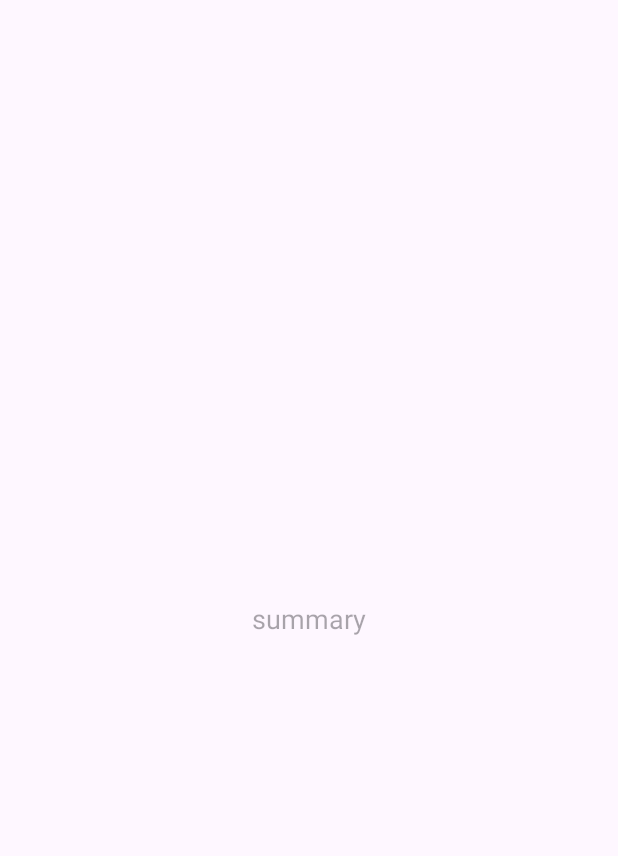
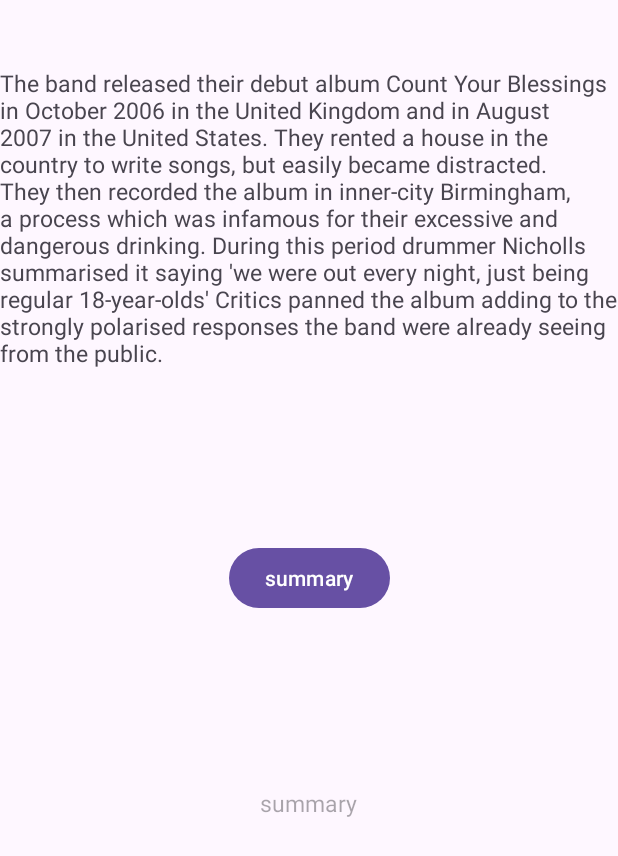
Before and after one commit to a-lexandra/notes_speech, an Android app: the chat_gpt screen opened directly, with no data from a screen before it, on a phone screen of 412 x 824 dp. Before the commit the part shown is almost empty. Shown: the top 856 px of the screen. Run offline under Robolectric (Android 15) with nearby library versions, the phone set to English and light mode, and no system bars; our stand-ins replace Volley.

Commit message:
29.04.2025

```diff
--- a/app/build.gradle.kts
+++ b/app/build.gradle.kts
@@ -42,4 +42,7 @@ dependencies {
     androidTestImplementation(libs.ext.junit)
     androidTestImplementation(libs.espresso.core)
     implementation ("org.mongodb:mongodb-driver-sync:4.4.0")
+    implementation("com.squareup.okhttp3:okhttp:4.12.0")
+    implementation ("com.google.code.gson:gson:2.11.0")
+
 }
--- a/app/src/main/AndroidManifest.xml
+++ b/app/src/main/AndroidManifest.xml
@@ -1,6 +1,8 @@
 <?xml version="1.0" encoding="utf-8"?>
 <manifest xmlns:android="http://schemas.android.com/apk/res/android"
     xmlns:tools="http://schemas.android.com/tools">
+
+    <uses-permission android:name="android.permission.INTERNET" />
 
     <application
         android:allowBackup="true"
@@ -11,6 +13,9 @@
         android:supportsRtl="true"
         android:theme="@style/Theme.NotesSpeech"
         tools:targetApi="31">
+        <activity
+            android:name=".test"
+            android:exported="false" />
         <activity
             android:name=".chat_gpt"
             android:exported="false" />
--- /dev/null
+++ b/app/src/main/java/com/example/notesspeech/OpenAIService.java
@@ -0,0 +1,54 @@
+package com.example.notesspeech;
+
+import android.os.Bundle;
+import android.view.View;
+import android.widget.EditText;
+import android.widget.TextView;
+
+import androidx.annotation.Nullable;
+import androidx.appcompat.app.AppCompatActivity;
+
+import com.google.gson.Gson;
+import com.google.gson.JsonArray;
+import com.google.gson.JsonObject;
+
+import okhttp3.MediaType;
+import okhttp3.OkHttpClient;
+import okhttp3.Callback;
+import okhttp3.Request;
+import okhttp3.RequestBody;
+
+public class OpenAIService extends AppCompatActivity {
+    //openai
+    private static final String APIKey = "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";
+    private static final String APIUrl = "https://api.openai.com/v1/chat/completions";
+
+    //request
+    private final OkHttpClient client = new OkHttpClient();
+    private final Gson gson = new Gson();
+    TextView text;
+
+    @Override
+    protected void onCreate(Bundle savedInstanceState) {
+        super.onCreate(savedInstanceState);
+        View view = getLayoutInflater().inflate(R.layout.activity_test, null);
+        text = (TextView) view.findViewById(R.id.testText);
+    }
+
+    public void sendMessage(String UserMessage, Callback callback){
+        JsonObject jsonObject = new JsonObject();
+        jsonObject.addProperty("model", "gpt-3.5-turbo");
+        JsonArray messages = new JsonArray();
+        JsonObject messagesObj = new JsonObject();
+        messagesObj.addProperty("role", "user");
+        messagesObj.addProperty("content", "summarize the following text: " + text);
+        messages.add(messagesObj);
+        jsonObject.add("messages", messages);
+
+        RequestBody body = RequestBody.create(jsonObject.toString(), MediaType.get("application/json; charset=utf-8"));
+
+        Request request = new Request.Builder().url(APIUrl).addHeader("Authorization", "Bearer" + APIKey).post(body).build();
+
+        client.newCall(request).enqueue(callback);
+    }
+}
--- a/app/src/main/java/com/example/notesspeech/chat_gpt.java
+++ b/app/src/main/java/com/example/notesspeech/chat_gpt.java
@@ -1,51 +1,112 @@
 package com.example.notesspeech;
 
 import android.os.Bundle;
+import android.util.Log;
 import android.view.View;
+import android.widget.Button;
+import android.widget.EditText;
 import android.widget.TextView;
 
 import androidx.activity.EdgeToEdge;
+import androidx.annotation.NonNull;
 import androidx.appcompat.app.AppCompatActivity;
 
 import com.android.volley.AuthFailureError;
 import com.android.volley.DefaultRetryPolicy;
 import com.android.volley.NetworkResponse;
 import com.android.volley.Request;
-import com.android.volley.Response;
 import com.android.volley.RetryPolicy;
 import com.android.volley.VolleyError;
 import com.android.volley.toolbox.JsonObjectRequest;
 import com.android.volley.toolbox.Volley;
+import com.google.gson.JsonArray;
+import com.google.gson.JsonObject;
 
 import org.json.JSONArray;
 import org.json.JSONException;
 import org.json.JSONObject;
 
+import java.io.IOException;
 import java.util.HashMap;
+import java.util.Locale;
 import java.util.Map;
 
+import okhttp3.Call;
+import okhttp3.Callback;
+import okhttp3.Response;
+
 public class chat_gpt extends AppCompatActivity {
-
+    private OpenAIService openAIService;
     private TextView text;
-
-    //chatgpt summary
     private TextView summary;
-    private String stringURLEndPoint = "https://api.openai.com/v1/chat/completions";
+    /*private String stringURLEndPoint = "https://api.openai.com/v1/chat/completions";
     private String stringAPIKey = "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";
-    private String stringOutput="";
+    private String stringOutput="";*/
 
     @Override
     protected void onCreate(Bundle savedInstanceState) {
         super.onCreate(savedInstanceState);
-        setContentView(R.layout.activity_chat_gpt);
+        //setContentView(R.layout.activity_chat_gpt);
+        setContentView(R.layout.activity_test);
 
-        summary = findViewById(R.id.summary);
+        openAIService = new OpenAIService();
+        //View view = getLayoutInflater().inflate(R.layout.activity_main2, null);
+        //text = (EditText) view.findViewById(R.id.speech);
+        text = (TextView) findViewById(R.id.summaryTEST);
+        //summary = findViewById(R.id.summary);
+        summary = findViewById(R.id.summaryTEST);
 
-        View view = getLayoutInflater().inflate(R.layout.activity_main2, null);
-        text = (TextView) view.findViewById(R.id.speech);
+
+        Button buttonTest = findViewById(R.id.buttonTEST);
+
+        buttonTest.setOnClickListener(v -> {
+            String msg = String.valueOf(text);
+            if(!msg.isEmpty()){
+                openAIService.sendMessage(msg, new Callback() {
+                    @Override
+                    public void onFailure(@NonNull Call call, @NonNull IOException e) {
+                        Log.e("OpenAI-Error", "API call failed", e);
+                        runOnUiThread(() -> summary.setText("Error: " + e.getMessage()));
+                    }
+
+                    @Override
+                    public void onResponse(@NonNull Call call, @NonNull Response response) throws IOException {
+                        String responseBody = response.body().string();
+                        if (response.isSuccessful()){
+
+                            Log.d("OpenAI-Response", responseBody);
+                            runOnUiThread(() -> {
+                                summary.setText(parseResponse(responseBody));
+                            });
+                        } else {
+                            Log.e("OpenAI-Error", "API Error: " + response.code() + " Body: " + responseBody);
+                                runOnUiThread(() -> summary.setText("API Error: " + response.code()));
+                        }
+
+                        //String responseBody = response.body().string();
+                        //runOnUiThread(()-> summary.setText(parseResponse(responseBody)));
+                    }
+                });
+            }
+        });
     }
 
-    public void chatGPT(View view){
+
+    private String parseResponse(String responseBody){
+        try{
+            JsonObject jsonObject = new JsonObject();
+            JsonArray choices = jsonObject.getAsJsonArray("choices");
+
+            if(choices != null && choices.size()>0){
+                return choices.get(0).getAsJsonObject().getAsJsonObject("message").get("content").getAsString();
+            }
+        } catch (Exception e){
+            return "Error parsing response";
+        }
+        return "No response from AI";
+    }
+
+    /*public void chatGPT(View view){
         JSONObject jsonObject = new JSONObject();
 
         try {
@@ -105,5 +166,5 @@ public class chat_gpt extends AppCompatActivity {
         jsonObjectRequest.setRetryPolicy(retryPolicy);
 
         Volley.newRequestQueue(getApplicationContext()).add(jsonObjectRequest);
-    }
+    }*/
 }
--- a/app/src/main/java/com/example/notesspeech/create_account.java
+++ b/app/src/main/java/com/example/notesspeech/create_account.java
@@ -9,6 +9,12 @@ import androidx.core.view.ViewCompat;
 import androidx.core.view.WindowInsetsCompat;
 
 public class create_account extends AppCompatActivity {
+
+    //flatter -> android studio
+    //dart programming language
+    //created a web page i think
+    //wants to create an android app
+    //will be excused from english classes and dirigentie and tic
 
     @Override
     protected void onCreate(Bundle savedInstanceState) {
--- /dev/null
+++ b/app/src/main/res/layout/activity_test.xml
@@ -0,0 +1,44 @@
+<?xml version="1.0" encoding="utf-8"?>
+<androidx.constraintlayout.widget.ConstraintLayout xmlns:android="http://schemas.android.com/apk/res/android"
+    xmlns:app="http://schemas.android.com/apk/res-auto"
+    xmlns:tools="http://schemas.android.com/tools"
+    android:id="@+id/main"
+    android:layout_width="match_parent"
+    android:layout_height="match_parent"
+    tools:context=".test">
+
+    <TextView
+        android:id="@+id/testText"
+        android:layout_width="wrap_content"
+        android:layout_height="wrap_content"
+        android:text="The band released their debut album Count Your Blessings in October 2006 in the United Kingdom and in August 2007 in the United States. They rented a house in the country to write songs, but easily became distracted. They then recorded the album in inner-city Birmingham, a process which was infamous for their excessive and dangerous drinking. During this period drummer Nicholls summarised it saying 'we were out every night, just being regular 18-year-olds' Critics panned the album adding to the strongly polarised responses the band were already seeing from the public."
+        android:textSize="15dp"
+        app:layout_constraintBottom_toBottomOf="parent"
+        app:layout_constraintEnd_toEndOf="parent"
+        app:layout_constraintHorizontal_bias="0.0"
+        app:layout_constraintStart_toStartOf="parent"
+        app:layout_constraintTop_toTopOf="parent"
+        app:layout_constraintVertical_bias="0.072" />
+
+    <TextView
+        android:id="@+id/summaryTEST"
+        android:layout_width="wrap_content"
+        android:layout_height="wrap_content"
+        android:hint="summary"
+        android:textSize="15dp"
+        app:layout_constraintBottom_toBottomOf="parent"
+        app:layout_constraintEnd_toEndOf="parent"
+        app:layout_constraintStart_toStartOf="parent"
+        app:layout_constraintTop_toBottomOf="@+id/testText" />
+
+    <Button
+        android:id="@+id/buttonTEST"
+        android:layout_width="wrap_content"
+        android:layout_height="wrap_content"
+        android:text="summary"
+        app:layout_constraintBottom_toTopOf="@+id/summaryTEST"
+        app:layout_constraintEnd_toEndOf="parent"
+        app:layout_constraintStart_toStartOf="parent"
+        app:layout_constraintTop_toBottomOf="@+id/testText" />
+
+</androidx.constraintlayout.widget.ConstraintLayout>
```
Also changed, not shown: app/src/main/java/com/example/notesspeech/MainActivity.java (+9 -0 lines), app/src/main/java/com/example/notesspeech/mongodb.java (+11 -11 lines), app/src/main/java/com/example/notesspeech/mysql.java (added, +15 -0 lines), app/src/main/java/com/example/notesspeech/test.java (added, +75 -0 lines), app/src/main/res/layout/activity_main.xml (+10 -0 lines).
